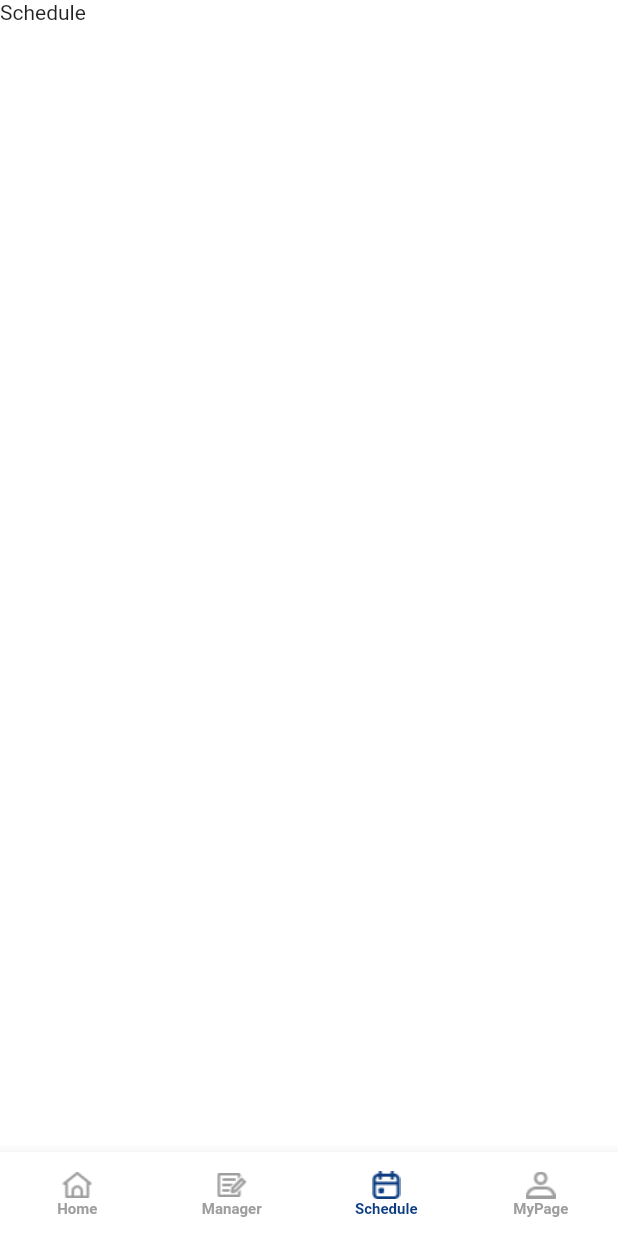
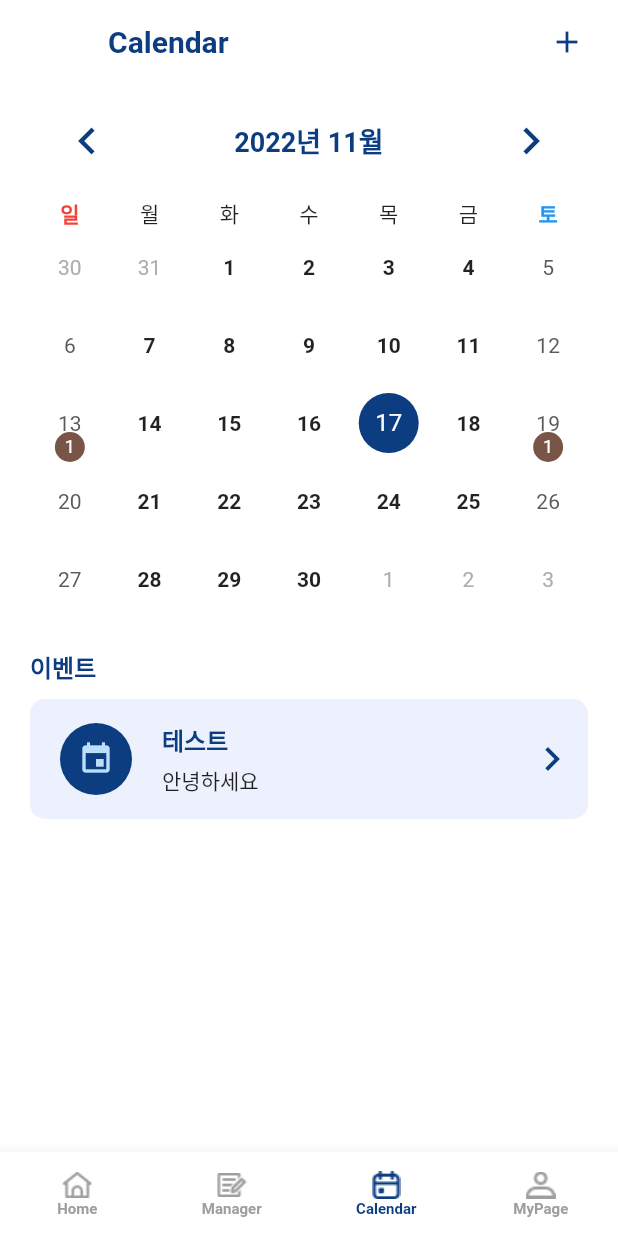
Before and after one commit to i-am-a-toy/pyc_frontend, a Flutter app: the HomeScreen screen opened by its route, item 3 of the bottom bar chosen, on a phone screen of 412 x 824 dp. Run offline on Flutter 3.47's test engine with Material 2 defaults, Android fonts, the phone set to English and light mode, and no system bars; drawn by our look-alikes of table_calendar; our stand-ins replace carousel_slider, dio, flutter_dotenv, flutter_secure_storage, flutter_svg, get and 1 more; accounts and stored records are empty; network calls fail; project files that could hold a hidden picture were left out.

Commit message:
📌 SavePoint: chackout branch

```diff
--- /dev/null
+++ b/lib/common/builders/calendar_builder.dart
@@ -0,0 +1,75 @@
+import 'dart:math';
+
+import 'package:flutter/material.dart';
+import 'package:pyc/common/constants/constants.dart';
+
+Widget? getDowBuilder(BuildContext context, DateTime day) {
+  switch (day.weekday) {
+    case DateTime.monday:
+      return const Center(
+        child: Text('월'),
+      );
+    case DateTime.tuesday:
+      return const Center(
+        child: Text('화'),
+      );
+    case DateTime.wednesday:
+      return const Center(
+        child: Text('수'),
+      );
+    case DateTime.thursday:
+      return const Center(
+        child: Text('목'),
+      );
+    case DateTime.friday:
+      return const Center(
+        child: Text('금'),
+      );
+    case DateTime.saturday:
+      return const Center(
+        child: Text(
+          '토',
+          style: TextStyle(
+            color: Colors.blue,
+            fontWeight: FontWeight.bold,
+          ),
+        ),
+      );
+    default:
+      return const Center(
+        child: Text(
+          '일',
+          style: TextStyle(
+            color: Colors.red,
+            fontWeight: FontWeight.bold,
+          ),
+        ),
+      );
+  }
+}
+
+Widget? getMarkerBuilder(
+  BuildContext context,
+  DateTime day,
+  List<Object?> events,
+) {
+  return events.isNotEmpty
+      ? Container(
+          width: kDefaultValue,
+          height: kDefaultValue,
+          alignment: Alignment.center,
+          decoration: BoxDecoration(
+            color: Colors.primaries[Random().nextInt(Colors.primaries.length)],
+            shape: BoxShape.circle,
+          ),
+          child: Text(
+            '${events.length}',
+            style: const TextStyle(
+              fontSize: 12.0,
+              color: kTextWhiteColor,
+              fontWeight: FontWeight.w400,
+            ),
+          ),
+        )
+      : null;
+}
--- /dev/null
+++ b/lib/common/theme/calendar_theme.dart
@@ -0,0 +1,40 @@
+import 'package:flutter/material.dart';
+import 'package:pyc/common/constants/constants.dart';
+import 'package:table_calendar/table_calendar.dart';
+
+HeaderStyle getHeaderStyle() {
+  return const HeaderStyle(
+    formatButtonVisible: false,
+    titleCentered: true,
+    titleTextStyle: TextStyle(
+      color: kPrimaryColor,
+      fontWeight: FontWeight.bold,
+      fontSize: 18.0,
+    ),
+    leftChevronIcon: Icon(
+      Icons.chevron_left_outlined,
+      color: kPrimaryColor,
+      size: 36.0,
+    ),
+    rightChevronIcon: Icon(
+      Icons.chevron_right_outlined,
+      color: kPrimaryColor,
+      size: 36.0,
+    ),
+  );
+}
+
+CalendarStyle getCalendarStyle() {
+  return const CalendarStyle(
+    selectedDecoration: BoxDecoration(
+      color: kPrimaryColor,
+      shape: BoxShape.circle,
+    ),
+    isTodayHighlighted: false,
+    defaultTextStyle: TextStyle(
+      fontWeight: FontWeight.bold,
+    ),
+    markersAlignment: Alignment.bottomRight,
+    canMarkersOverflow: false,
+  );
+}
--- /dev/null
+++ b/lib/controllers/calendar/calendar_controller.dart
@@ -0,0 +1,18 @@
+import 'package:get/get.dart';
+
+class CalendarController extends GetxController {
+  DateTime _selectedDay = DateTime.now();
+  DateTime _focusDay = DateTime.now();
+  DateTime get selectedDay => _selectedDay;
+  DateTime get focusDay => _focusDay;
+
+  select(DateTime selectDay, DateTime focusDay) {
+    _selectedDay = selectDay;
+    _focusDay = focusDay;
+    update();
+  }
+
+  changeFocusDay(DateTime day) {
+    _focusDay = day;
+  }
+}
--- /dev/null
+++ b/lib/screens/calendar/calendar_screen.dart
@@ -0,0 +1,127 @@
+import 'package:flutter/material.dart';
+import 'package:get/get.dart';
+import 'package:pyc/common/builders/calendar_builder.dart';
+import 'package:pyc/common/constants/constants.dart';
+import 'package:pyc/common/theme/calendar_theme.dart';
+import 'package:pyc/controllers/calendar/calendar_controller.dart';
+import 'package:pyc/screens/calendar/components/calendar_appbar.dart';
+import 'package:pyc/screens/index/components/index_content_card.dart';
+import 'package:pyc/screens/index/components/index_content_layout.dart';
+import 'package:table_calendar/table_calendar.dart';
+
+// https://github.com/aleksanderwozniak/table_calendar/issues/160#issuecomment-773265340
+
+class Event {
+  String title;
+
+  Event(this.title);
+}
+
+Map<DateTime, List<Event>> events = {
+  DateTime.utc(2022, 11, 13): [Event('title')],
+  DateTime.utc(2022, 11, 19): [Event('은하생일')],
+};
+
+List<Event> _getEventsForDay(DateTime day) {
+  return events[day] ?? [];
+}
+
+/// StatelessWidget에서는 라이프 사이클을 사용할 수 없기 때문에
+/// initState 및 dispose를 이용하기 위해 StatefulWidget를 사용.
+class CalendarScreen extends StatefulWidget {
+  const CalendarScreen({Key? key}) : super(key: key);
+
+  @override
+  State<CalendarScreen> createState() => _CalendarScreenState();
+}
+
+class _CalendarScreenState extends State<CalendarScreen> {
+  final DateTime _calendarStartDate = DateTime(2022, 1, 1);
+  final DateTime _calendarEndDate = DateTime(2099, 12, 31);
+  final String _calendarLocale = 'ko-KR';
+
+  @override
+  void initState() {
+    super.initState();
+    Get.put<CalendarController>(CalendarController());
+  }
+
+  @override
+  void dispose() {
+    super.dispose();
+    Get.delete<CalendarController>();
+  }
+
+  @override
+  Widget build(BuildContext context) {
+    return Scaffold(
+      backgroundColor: Colors.white,
+      appBar: getCalendarAppbar(),
+      body: SingleChildScrollView(
+        padding: const EdgeInsets.symmetric(
+          horizontal: kDefaultValue,
+        ),
+        child: Column(
+          children: [
+            GetBuilder<CalendarController>(
+              builder: (controller) => TableCalendar(
+                locale: _calendarLocale,
+                firstDay: _calendarStartDate,
+                lastDay: _calendarEndDate,
+                focusedDay: controller.focusDay,
+                daysOfWeekHeight: kDefaultValue,
+                // for scroll able
+                availableGestures: AvailableGestures.none,
+                headerStyle: getHeaderStyle(),
+                calendarStyle: getCalendarStyle(),
+                calendarBuilders: const CalendarBuilders(
+                  dowBuilder: getDowBuilder,
+                  markerBuilder: getMarkerBuilder,
+                ),
+                eventLoader: _getEventsForDay,
+                onDaySelected: (selectedDay, focusedDay) {
+                  if (isSameDay(selectedDay, controller.focusDay)) return;
+                  controller.select(selectedDay, focusedDay);
+                },
+                selectedDayPredicate: (day) {
+                  return isSameDay(controller.selectedDay, day);
+                },
+                onPageChanged: (focusedDay) {
+                  if (focusedDay.month == DateTime.now().month) {
+                    controller.select(DateTime.now(), DateTime.now());
+                    return;
+                  }
+                  controller.select(focusedDay, focusedDay);
+                },
+              ),
+            ),
+            kHeightSizeBox,
+            // 이벤트 리스트
+            SizedBox(
+              child: IndexContentLayout(
+                goContent: () {},
+                title: '이벤트',
+                child: SizedBox(
+                  height: 200,
+                  child: ListView(
+                    children: [
+                      IndexContentCard(
+                        avatarChild: const Icon(
+                          Icons.event,
+                        ),
+                        content: '테스트',
+                        subContent: '안녕하세요',
+                        goTo: () {},
+                      ),
+                      kHeightSizeBox,
+                    ],
+                  ),
+                ),
+              ),
+            )
+          ],
+        ),
+      ),
+    );
+  }
+}
--- /dev/null
+++ b/lib/screens/calendar/components/calendar_appbar.dart
@@ -0,0 +1,34 @@
+import 'package:flutter/material.dart';
+import 'package:get/get.dart';
+import 'package:pyc/common/constants/constants.dart';
+
+PreferredSizeWidget getCalendarAppbar() {
+  return AppBar(
+    backgroundColor: Colors.white,
+    elevation: 0,
+    title: const Text(
+      'Calendar',
+      style: TextStyle(
+        color: kPrimaryColor,
+        fontWeight: FontWeight.bold,
+      ),
+    ),
+    actions: [
+      Padding(
+        padding: const EdgeInsets.only(right: kDefaultValue / 2),
+        child: IconButton(
+          onPressed: () {
+            Get.defaultDialog(
+              title: '일정을 등록해주세요.',
+              middleText: '일정등록하는 모달 만들기',
+            );
+          },
+          icon: const Icon(
+            Icons.add_outlined,
+            color: kPrimaryColor,
+          ),
+        ),
+      ),
+    ],
+  );
+}
--- a/lib/screens/home/components/home_bottom_navigation_bar.dart
+++ b/lib/screens/home/components/home_bottom_navigation_bar.dart
@@ -24,7 +24,7 @@ class HomeBottomNavigationBar extends StatelessWidget {
           ),
           BottomNavigationBarItem(
             icon: ImageIcon(AssetImage('assets/icons/schedule.png')),
-            label: 'Schedule',
+            label: 'Calendar',
           ),
           BottomNavigationBarItem(
             icon: ImageIcon(AssetImage('assets/icons/mypage.png')),
--- a/lib/screens/home/home_screen.dart
+++ b/lib/screens/home/home_screen.dart
@@ -1,6 +1,7 @@
 import 'package:flutter/material.dart';
 import 'package:get/get.dart';
 import 'package:pyc/controllers/home/home_controller.dart';
+import 'package:pyc/screens/calendar/calendar_screen.dart';
 import 'package:pyc/screens/home/components/home_bottom_navigation_bar.dart';
 import 'package:pyc/screens/index/index_screen.dart';
 
@@ -13,7 +14,7 @@ class HomeScreen extends StatelessWidget {
     const bodies = [
       IndexScreen(),
       Text('Manager'),
-      Text('Schedule'),
+      CalendarScreen(),
       Text('MyPage'),
     ];
     return Scaffold(
```
Also changed, not shown: lib/main.dart (+5 -2 lines), lib/screens/calendar/test_screen.dart (added, +151 -0 lines), lib/screens/calendar/utils.dart (added, +52 -0 lines).
